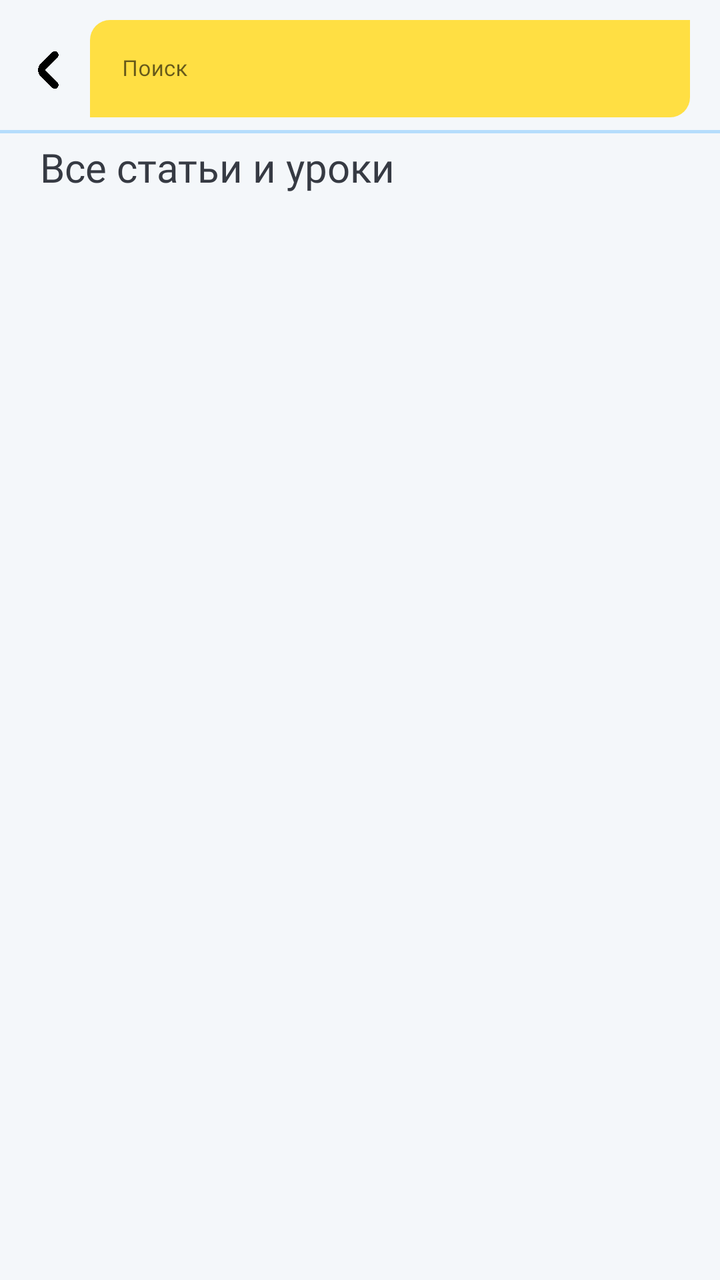
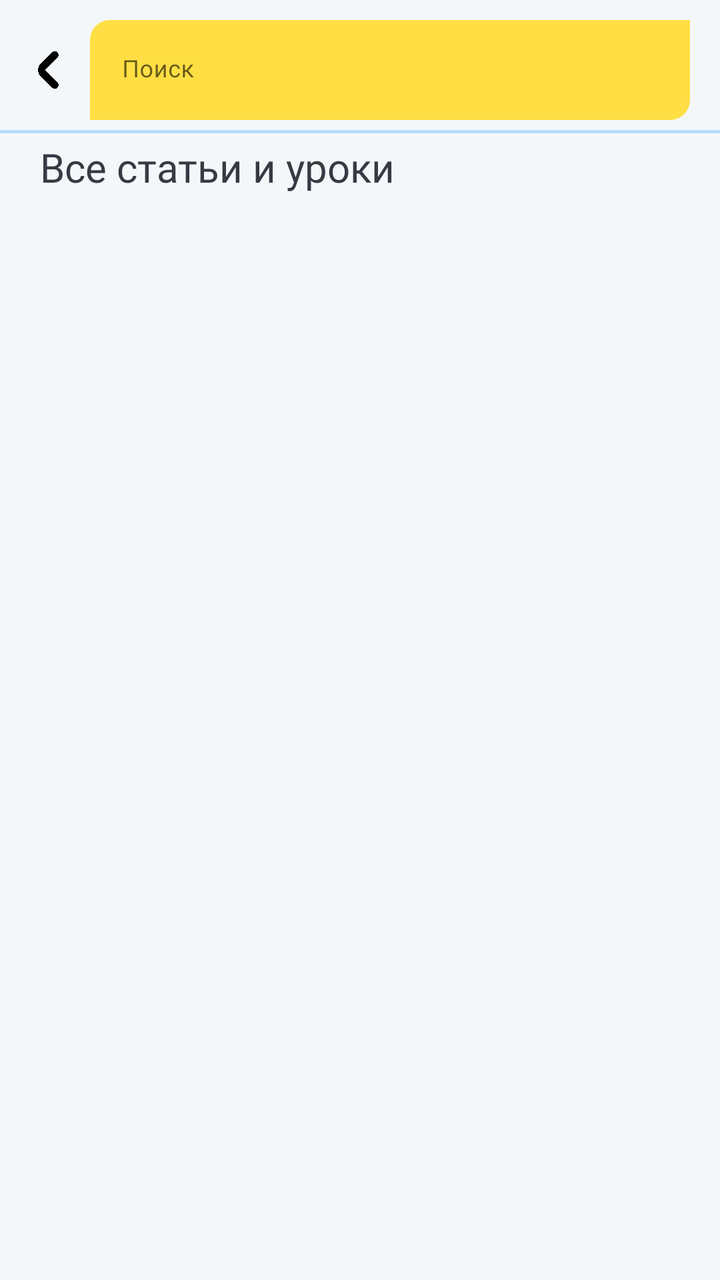

Screens rendered from an Android XML layout before and after an edit, with the pre-edit source and the edit as a unified diff.
<!-- AndroidManifest.xml: application theme Theme.StepLifeApp -->
<!-- res/layout/activity_all_article.xml -->
<?xml version="1.0" encoding="utf-8"?>
<FrameLayout xmlns:android="http://schemas.android.com/apk/res/android"
    xmlns:app="http://schemas.android.com/apk/res-auto"
    xmlns:tools="http://schemas.android.com/tools"
    android:id="@+id/AllArticle"
    android:layout_width="match_parent"
    android:layout_height="match_parent"
    android:background="@color/MainGray"
    tools:context=".AllArticleActivity">
    <LinearLayout
        android:layout_width="match_parent"
        android:orientation="vertical"
        android:layout_height="match_parent">
        <FrameLayout
            android:layout_width="match_parent"
            android:layout_height="60dp">
            <com.google.android.material.textfield.TextInputLayout
                android:layout_width="match_parent"
                android:layout_gravity="right"
                app:boxBackgroundColor="@color/MainYellow"
                android:baselineAligned="false"
                android:outlineProvider="bounds"
                app:boxCornerRadiusBottomStart="0dp"
                app:boxCornerRadiusTopEnd="0dp"
                app:boxCornerRadiusTopStart="10dp"
                app:boxCornerRadiusBottomEnd="10dp"
                android:layout_marginTop="10dp"
                android:layout_marginRight="15dp"
                app:boxStrokeWidth="0dp"
                app:boxStrokeWidthFocused="0dp"
                android:layout_marginLeft="45dp"
                android:layout_height="50dp"
                app:errorEnabled="true">
                <EditText
                    android:layout_width="match_parent"
                    android:layout_height="wrap_content"
                    android:textSize="11dp"
                    android:fontFamily="@font/montserratsemibold"
                    android:hint="Поиск"
                    android:singleLine="true"
                    android:imeOptions="actionDone"
                    android:inputType="text"
                    android:id="@+id/editTextSearchActivity"
                    />
            </com.google.android.material.textfield.TextInputLayout>

            <ImageView
                android:id="@+id/BacktoNotifActivity"
                android:rotationY="180"
                android:layout_gravity="left"
                android:layout_marginLeft="10dp"
                android:layout_marginTop="20dp"
                android:layout_width="30dp"
                android:layout_height="30dp"
                android:src="@drawable/font_angle_small_right" />

        </FrameLayout>
        <FrameLayout
            android:layout_width="match_parent"
            android:layout_height="match_parent">


            <LinearLayout
                android:layout_width="match_parent"
                android:layout_height="match_parent"
                android:orientation="vertical">


                <FrameLayout
                    android:layout_width="match_parent"
                    android:layout_height="wrap_content">
                    <ProgressBar
                        android:id="@+id/progressBarAllArticleActivity"
                        style="?android:attr/progressBarStyleHorizontal"
                        android:layout_width="match_parent"
                        android:layout_marginTop="5dp"
                        android:progressTint="@color/MainBlue"
                        android:progressBackgroundTint="@color/MainBlue"
                        android:layout_height="1.8dp" />
                    <TextView
                        android:layout_width="wrap_content"
                        android:layout_height="wrap_content"
                        android:layout_gravity="left"
                        android:layout_marginTop="10dp"
                        android:layout_marginLeft="20dp"
                        android:fontFamily="@font/montserrat1black"
                        android:text="Все статьи и уроки"
                        android:textColor="@color/BlackSviut"
                        android:textSize="20sp" />
                </FrameLayout>
                <FrameLayout
                    android:layout_width="match_parent"
                    android:layout_height="wrap_content">
                    <ListView

                        android:footerDividersEnabled="false"
                        android:divider="@null"
                        android:paddingTop="5dp"
                        android:animateLayoutChanges="false"
                        android:id="@+id/AllArticleListviewActivity"

                        android:layout_width="match_parent"
                        android:layout_height="match_parent"/>
                </FrameLayout>

            </LinearLayout>


        </FrameLayout>
    </LinearLayout>


</FrameLayout>
<!-- resources referenced by this layout -->
<resources>
  <color name="BlackSviut">#363A43</color>
  <color name="MainBlue">#0094FF</color>
  <color name="MainGray">#F4F7FA</color>
  <color name="MainYellow">#FFDF43</color>
  <!-- drawable font_angle_small_right (drawable) -->
  <vector xmlns:android="http://schemas.android.com/apk/res/android"
      android:width="512dp"
      android:height="512dp"
      android:viewportWidth="24"
      android:viewportHeight="24">
    <path
        android:fillColor="#FF000000"
        android:pathData="M15.75,9.525 L11.164,4.939A1.5,1.5 0,0 0,9.043 7.061l4.586,4.585a0.5,0.5 0,0 1,0 0.708L9.043,16.939a1.5,1.5 0,0 0,2.121 2.122l4.586,-4.586A3.505,3.505 0,0 0,15.75 9.525Z"/>
  </vector>
  <style name="Theme.StepLifeApp" parent="Theme.MaterialComponents.DayNight.DarkActionBar">
          
  
          
  
          
          <item name="android:statusBarColor">@android:color/transparent</item>
          
      </style>
</resources>

<!-- the commit's change to res/layout/activity_all_article.xml (unified diff, before → after) -->
@@ -14,6 +14,8 @@
         <FrameLayout
             android:layout_width="match_parent"
             android:layout_height="60dp">
+
+
             <com.google.android.material.textfield.TextInputLayout
                 android:layout_width="match_parent"
                 android:layout_gravity="right"
@@ -34,7 +36,7 @@
                 <EditText
                     android:layout_width="match_parent"
                     android:layout_height="wrap_content"
-                    android:textSize="11dp"
+                    android:textSize="12dp"
                     android:fontFamily="@font/montserratsemibold"
                     android:hint="Поиск"
                     android:singleLine="true"
